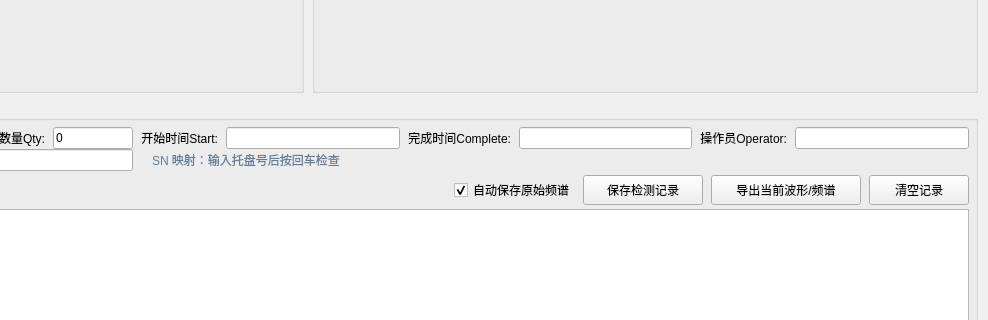
This is main.ui in EZerony98/piezo_ceramic_spectrum as Qt 5 draws it before an edit; both pictures show x 372 to 1360 and y 350 to 670 of the 1360 by 860 pixel window. The edited form follows.
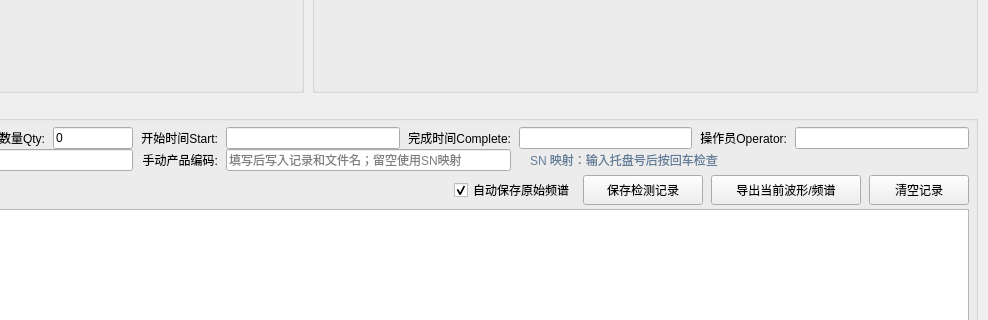
This is the edited form.

Commit message: Add manual product code to records and filenames

Diff of the .ui file:
```diff
--- a/main.ui
+++ b/main.ui
@@ -480,7 +480,33 @@
            </property>
           </widget>
          </item>
-         <item row="1" column="4" colspan="6">
+         <item row="1" column="4">
+          <widget class="QLabel" name="label_product_code">
+           <property name="text">
+            <string>手动产品编码:</string>
+           </property>
+           <property name="alignment">
+            <set>Qt::AlignRight|Qt::AlignTrailing|Qt::AlignVCenter</set>
+           </property>
+          </widget>
+         </item>
+         <item row="1" column="5" colspan="2">
+          <widget class="QLineEdit" name="txt_product_code">
+           <property name="minimumSize">
+            <size>
+             <width>150</width>
+             <height>0</height>
+            </size>
+           </property>
+           <property name="placeholderText">
+            <string>填写后写入记录和文件名；留空使用SN映射</string>
+           </property>
+           <property name="clearButtonEnabled">
+            <bool>true</bool>
+           </property>
+          </widget>
+         </item>
+         <item row="1" column="7" colspan="3">
           <widget class="QLabel" name="lbl_tray_mapping_status">
            <property name="text">
             <string>SN 映射：输入托盘号后按回车检查</string>
```
The commit also changes 4 other files.
